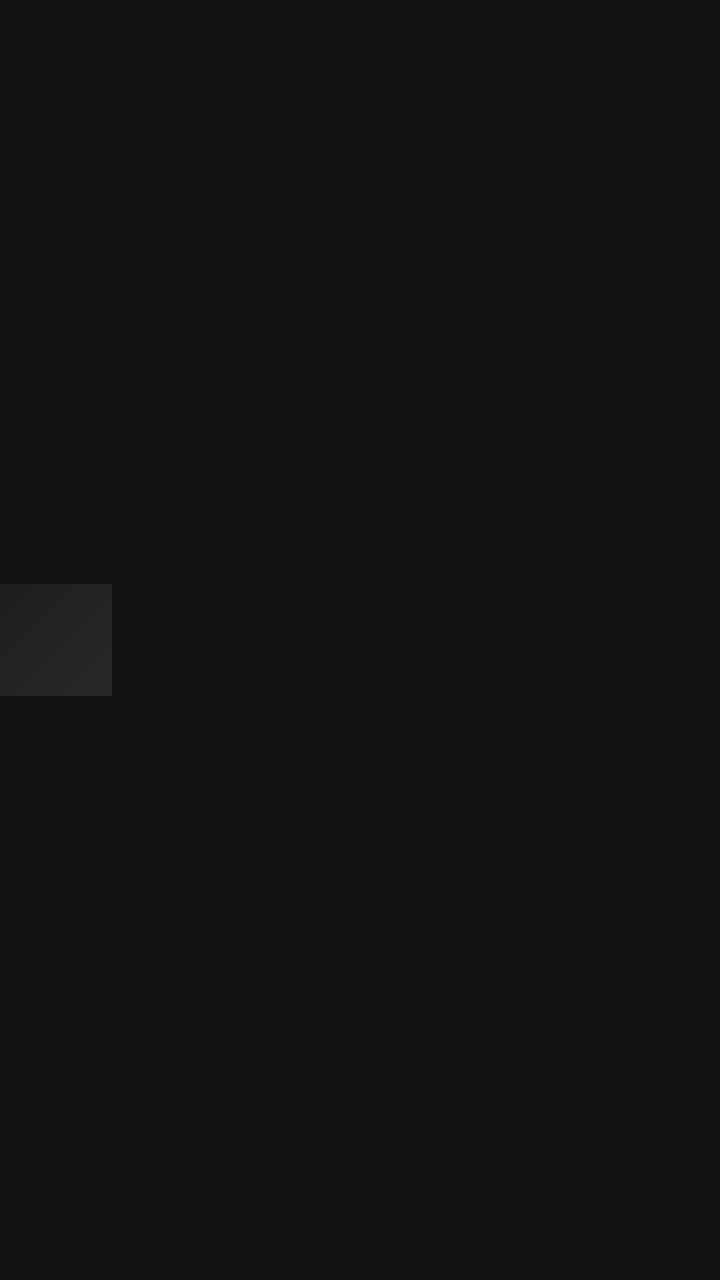
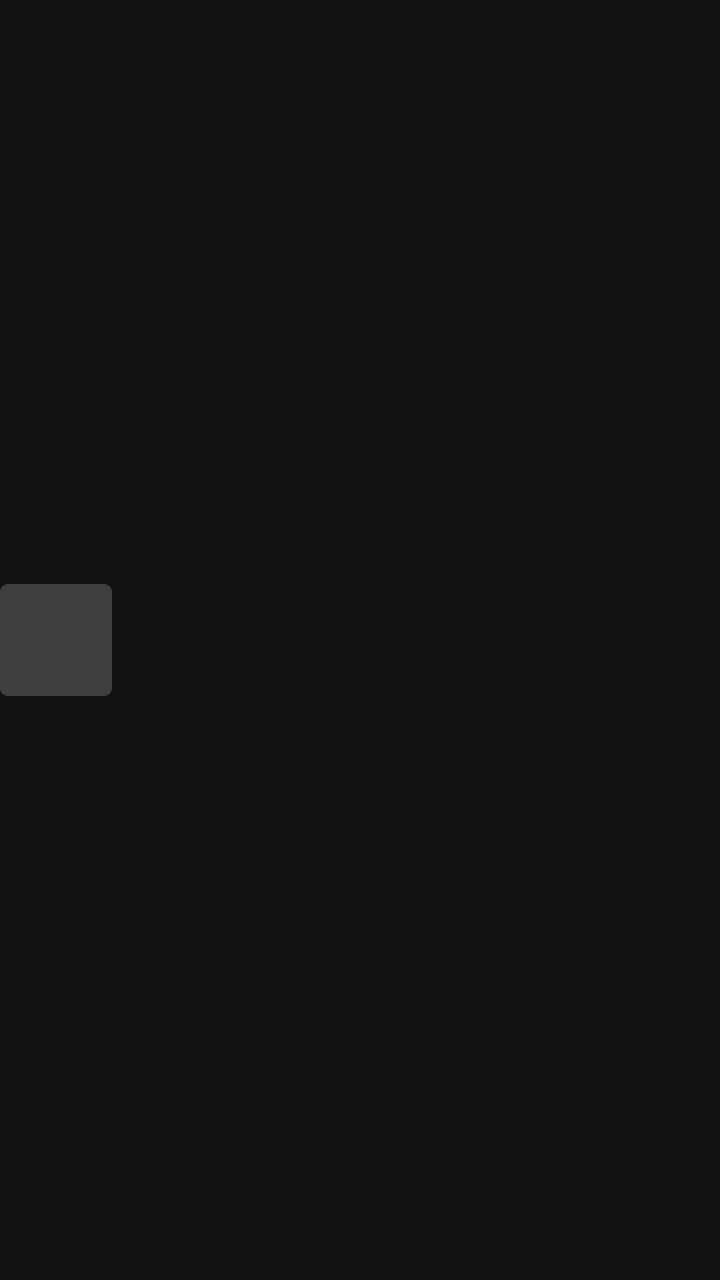

The first picture is an Android layout as it rendered before a commit; the second is the same layout after the commit. The layout source and the unified diff follow.
<!-- AndroidManifest.xml: application theme Theme.MusicStreamingApp -->
<!-- res/layout/item_library_row.xml -->
<?xml version="1.0" encoding="utf-8"?>
<LinearLayout xmlns:android="http://schemas.android.com/apk/res/android"
    android:layout_width="match_parent"
    android:layout_height="wrap_content"
    android:background="?attr/selectableItemBackground"
    android:gravity="center_vertical"
    android:orientation="horizontal"
    android:paddingVertical="8dp">

    <ImageView
        android:id="@+id/iv_lib_cover"
        android:layout_width="56dp"
        android:layout_height="56dp"
        android:background="@drawable/placeholder_gradient"
        android:scaleType="centerCrop"/>

    <LinearLayout
        android:layout_width="0dp"
        android:layout_height="wrap_content"
        android:layout_marginStart="12dp"
        android:layout_weight="1"
        android:orientation="vertical">

        <TextView
            android:id="@+id/tv_lib_title"
            android:layout_width="match_parent"
            android:layout_height="wrap_content"
            android:maxLines="1"
            android:ellipsize="end"
            android:textColor="@color/accent_white"
            android:textSize="15sp"
            android:textStyle="bold"/>

        <TextView
            android:id="@+id/tv_lib_subtitle"
            android:layout_width="match_parent"
            android:layout_height="wrap_content"
            android:maxLines="1"
            android:ellipsize="end"
            android:textColor="@color/text_secondary"
            android:textSize="13sp"/>
    </LinearLayout>
</LinearLayout>
<!-- resources referenced by this layout -->
<resources>
  <color name="accent_white">#FFFFFF</color>
  <color name="text_secondary">#B3B3B3</color>
  <!-- drawable placeholder_gradient (drawable) -->
  <?xml version="1.0" encoding="utf-8"?>
  <shape xmlns:android="http://schemas.android.com/apk/res/android"
      android:shape="rectangle">
      <gradient
          android:angle="135"
          android:startColor="#282828"
          android:endColor="#1E1E1E"
          android:type="linear" />
  </shape>
  <style name="Theme.MusicStreamingApp" parent="Theme.MaterialComponents.DayNight.NoActionBar">
          <item name="colorPrimary">@color/spotify_green</item>
          <item name="colorPrimaryDark">@color/spotify_black</item>
          <item name="colorAccent">@color/spotify_green</item>
          <item name="android:windowBackground">@color/spotify_black</item>
          <item name="android:statusBarColor">@color/spotify_black</item>
          <item name="android:navigationBarColor">@color/spotify_dark</item>
          <item name="android:textColor">@color/spotify_white</item>
          <item name="android:textColorPrimary">@color/spotify_white</item>
          <item name="android:textColorSecondary">@color/spotify_gray</item>
          <item name="android:fontFamily">@font/montserrat</item>
          <item name="fontFamily">@font/montserrat</item>
          <item name="android:windowDrawsSystemBarBackgrounds">true</item>
          <item name="android:windowLightStatusBar">false</item>
          <item name="android:windowTranslucentStatus">false</item>
          <item name="android:windowTranslucentNavigation">false</item>
          <item name="android:colorControlHighlight">#33FFFFFF</item>
          <item name="bottomNavigationStyle">@style/BottomNavStyle</item>
      </style>
  <color name="spotify_green">#1DB954</color>
  <color name="spotify_black">#121212</color>
  <color name="spotify_dark">#191414</color>
  <color name="spotify_white">#FFFFFF</color>
  <color name="spotify_gray">#B3B3B3</color>
  <style name="BottomNavStyle" parent="Widget.MaterialComponents.BottomNavigationView">
          <item name="android:background">@color/spotify_dark</item>
          <item name="itemIconTint">@color/bottom_nav_tint</item>
          <item name="itemTextColor">@color/bottom_nav_tint</item>
          <item name="elevation">8dp</item>
      </style>
</resources>

<!-- the commit's change to res/layout/item_library_row.xml (unified diff, before → after) -->
@@ -7,12 +7,14 @@
     android:orientation="horizontal"
     android:paddingVertical="8dp">
 
-    <ImageView
+    <com.google.android.material.imageview.ShapeableImageView
+        xmlns:app="http://schemas.android.com/apk/res-auto"
         android:id="@+id/iv_lib_cover"
         android:layout_width="56dp"
         android:layout_height="56dp"
-        android:background="@drawable/placeholder_gradient"
-        android:scaleType="centerCrop"/>
+        android:background="@color/spotify_elevated"
+        android:scaleType="centerCrop"
+        app:shapeAppearanceOverlay="@style/ShapeAppearance.Spotify.Rounded4"/>
 
     <LinearLayout
         android:layout_width="0dp"
<!-- resource entries referenced after the edit -->
@@ -1,17 +1,12 @@
 <!-- resources referenced by this layout -->
 <resources>
   <color name="accent_white">#FFFFFF</color>
+  <color name="spotify_elevated">#3E3E3E</color>
   <color name="text_secondary">#B3B3B3</color>
-  <!-- drawable placeholder_gradient (drawable) -->
-  <?xml version="1.0" encoding="utf-8"?>
-  <shape xmlns:android="http://schemas.android.com/apk/res/android"
-      android:shape="rectangle">
-      <gradient
-          android:angle="135"
-          android:startColor="#282828"
-          android:endColor="#1E1E1E"
-          android:type="linear" />
-  </shape>
+  <style name="ShapeAppearance.Spotify.Rounded4" parent="">
+          <item name="cornerFamily">rounded</item>
+          <item name="cornerSize">4dp</item>
+      </style>
   <style name="Theme.MusicStreamingApp" parent="Theme.MaterialComponents.DayNight.NoActionBar">
           <item name="colorPrimary">@color/spotify_green</item>
           <item name="colorPrimaryDark">@color/spotify_black</item>
